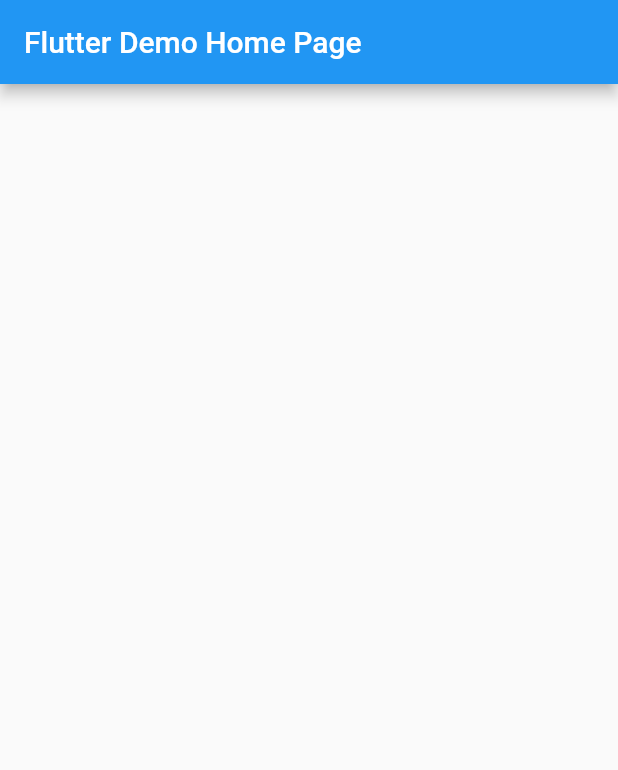
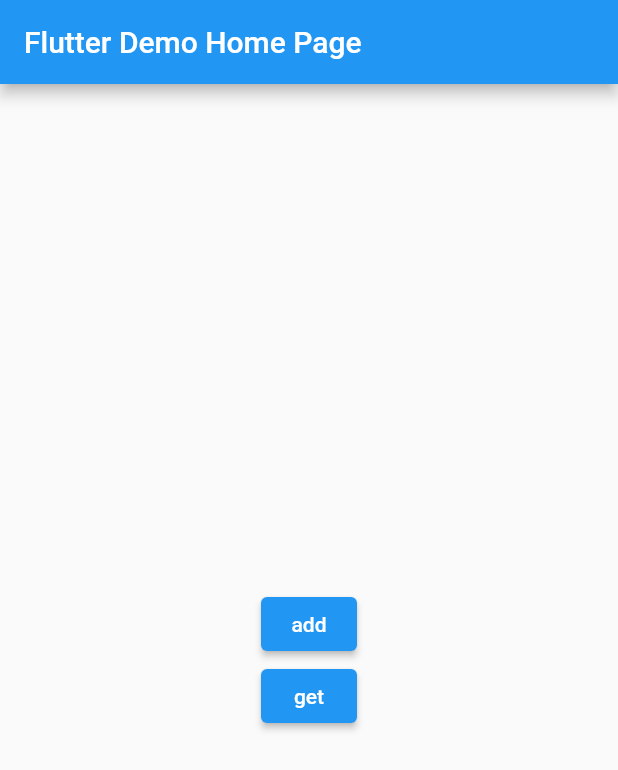
Before and after one commit to SEENUVASANINDIA/event_using-_firestore, a Flutter app: the screen it shows after launch, on a phone screen of 412 x 824 dp. Shown: the top 770 px of the screen. Run offline on Flutter 3.47's test engine with Material 2 defaults, Android fonts, the phone set to English and light mode, and no system bars; our stand-ins replace cloud_firestore, firebase_core; accounts and stored records are empty.

```diff
--- a/lib/main.dart
+++ b/lib/main.dart
@@ -27,6 +27,12 @@ class MyApp extends StatelessWidget {
   }
 }
 
+
+
+
+
+
+
 class MyHomePage extends StatefulWidget {
   const MyHomePage({super.key, required this.title});
 
@@ -41,13 +47,45 @@ class _MyHomePageState extends State<MyHomePage> {
 
 // tamil computing
 //
+adddata() async{
+FirebaseFirestore.instance.collection("events").doc("sample").set(
+  {
+'name':"seenu",
+'age':"20",
+  }
+);
+
+}
+  fetchdata() async {
+
+    // CollectionReference dataget = FirebaseFirestore.instance.collection("events");
+    // final snap = await dataget.doc("tamil computing").get();
+    // final unitdata = snap.data() as Map<String,dynamic>;
+    // print(unitdata);
+    // print(unitdata['grade']);
+    // print(unitdata['id ']);
+    /* tamil */
+    final dataget = FirebaseFirestore.instance.collection("events").where("name", isEqualTo: "seenu");
+    final snap = await dataget.get() as Map<String,dynamic>;
+    print(snap['name']);
+    // final unitdata = snap.data() as Map<String,dynamic>;
+
+    // print(snap['grade']);
+    // print(snap['id ']);
+  }
+
   @override
   Widget build(BuildContext context) {
+
+
+    // CollectionReference dataa = FirebaseFirestore.instance.collection("events");
+    // final snap = dataa.doc("tamil computing").get();
+
 //     final event = FirebaseFirestore.instance.collection("events").doc("tamil computing").get().then(
 //   (DocumentSnapshot doc) {
 //     final data = doc.data() ;
 
-//     print(data);
+//     print(data.runtimeType);
 
 //   },
 //   onError: (e) => print("Error getting document: $e"),
@@ -57,17 +95,18 @@ class _MyHomePageState extends State<MyHomePage> {
 //   (DocumentSnapshot doc) {
 //     final data = doc.data() as Map<String,dynamic>;
 // Map<String,dynamic> datum =doc.data() as Map<String,dynamic>;
-//     print(data.toString());
+
+
 //     print( "${data['id']}");
 //     // print( datum['place']);
-
+//  print(data.toString());
 //   },
 //   onError: (e) => print("Error getting document: $e"),
 // );
 
     // var data;
-    final event =
-        FirebaseFirestore.instance.collection("events").snapshots();
+    // final event =
+    //     FirebaseFirestore.instance.collection("events").snapshots();
 
 
     return Scaffold(
@@ -77,52 +116,58 @@ class _MyHomePageState extends State<MyHomePage> {
       body: Center(
         child: Column(
           mainAxisAlignment: MainAxisAlignment.center,
-          children: <Widget>[
-            Expanded(child:
-StreamBuilder(
-          stream: FirebaseFirestore.instance.collection("events").snapshots(),
-          builder:
-              (BuildContext context, AsyncSnapshot<QuerySnapshot> snapshot) {
-            if (!snapshot.hasData) {
-              return const Text('loading hhhdata');
-            } else if (snapshot.hasData) {
-//               return ListView.builder(
-//                 itemCount: snapshot.data!.docs.length,
-//                 itemBuilder: (BuildContext context, int index) {
-//                   // return Text(snapshot.data!.docs[index].toString());
-// var doc = snapshot.data!.docs[index];
-//   var data = doc.data() as Map;
-//   return Text(data as String);
+          children: [
+            ElevatedButton(onPressed: adddata, child: const Text('add')),
+            ElevatedButton(onPressed: fetchdata, child: const Text('get')),
+// fetchdata()
+//             Expanded(child:
+// StreamBuilder(
+//           stream: FirebaseFirestore.instance.collection("events").snapshots(),
+//           builder:
+//               (BuildContext context, AsyncSnapshot<QuerySnapshot> snapshot) {
+//             if (!snapshot.hasData) {
+//               return const Text('loading hhhdata');
+//             } else if (snapshot.hasData) {
+// //               return ListView.builder(
+// //                 itemCount: snapshot.data!.docs.length,
+// //                 itemBuilder: (BuildContext context, int index) {
+// //                   // return Text(snapshot.data!.docs[index].toString());
+// // var doc = snapshot.data!.docs[index];
+// //   var data = doc.data() as Map;
+// //   return Text(data as String);
 
-//                 },
-//               );
+// //                 },
+// //               );
 
-            return ListView(
-          children: snapshot.data!.docs
-              .map((DocumentSnapshot document) {
-                Map<String, dynamic> data =
-                    document.data()! as Map<String, dynamic>;
-                return ListTile(
-                  title: Text(data['name']),
-                  subtitle: Text(data['company']),
-                );
-              })
-              .toList()
-              .cast(),
-        );
+//             return ListView(
+//           children: snapshot.data!.docs
+//               .map((DocumentSnapshot document) {
+//                 Map<String, dynamic> data =
+//                     document.data()! as Map<String, dynamic>;
+//                 return ListTile(
+//                   title: Text(data['name']),
+//                   subtitle: Text(data['company']),
+//                 );
+//               })
+//               .toList()
+//               .cast(),
+//         );
 
 
 
-            }
+//             }
 
-            return const Text('somethng\'s wrong');
-          }),
-        ),
+//             return const Text('somethng\'s wrong');
+//           }),
+//         ),
+
           ],
         ),
       ),
     );
   }
+
+
 }
 
 // import 'package:flutter/material.dart';
```
